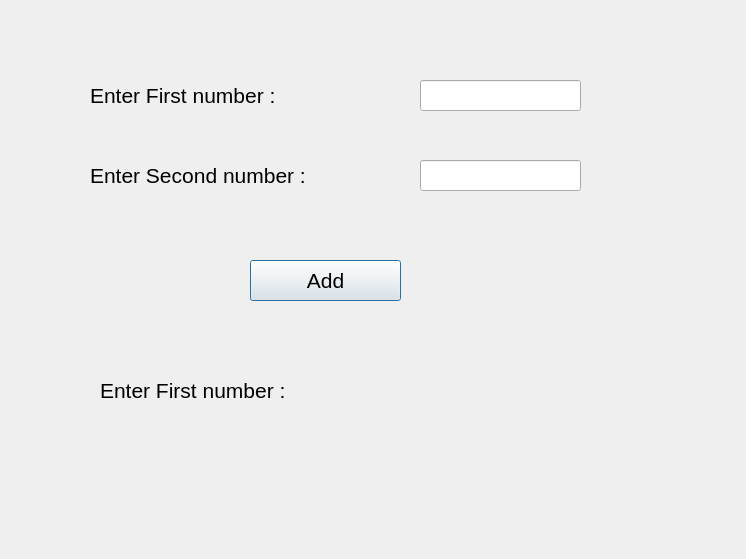
Qt form Number_addition.ui (Arnab-Riddhi/Pyqt) before a commit.
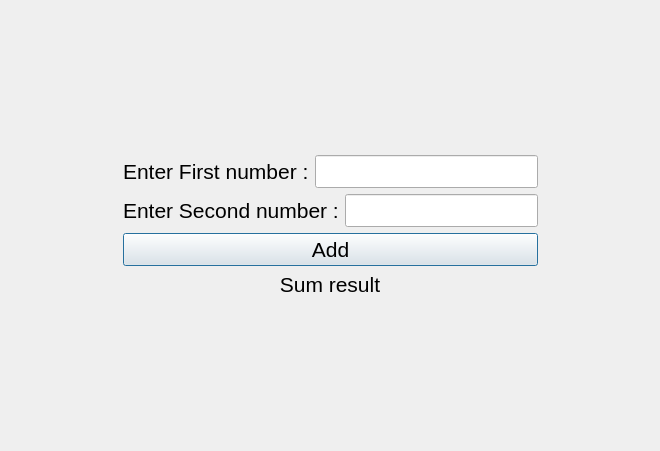
The same form after that commit.

Commit message: udpdate layout and logic

```diff
--- a/Number_addition.ui
+++ b/Number_addition.ui
@@ -6,37 +6,80 @@
    <rect>
     <x>0</x>
     <y>0</y>
-    <width>746</width>
-    <height>559</height>
+    <width>660</width>
+    <height>451</height>
    </rect>
   </property>
+  <property name="minimumSize">
+   <size>
+    <width>660</width>
+    <height>451</height>
+   </size>
+  </property>
   <property name="windowTitle">
    <string>Dialog</string>
   </property>
-  <widget class="QLineEdit" name="first_line">
-   <property name="geometry">
-    <rect>
-     <x>420</x>
-     <y>80</y>
-     <width>161</width>
-     <height>31</height>
-    </rect>
-   </property>
+  <layout class="QGridLayout" name="gridLayout_2">
+   <item row="3" column="0">
+    <spacer name="verticalSpacer_2">
+     <property name="orientation">
+      <enum>Qt::Vertical</enum>
+     </property>
+     <property name="sizeHint" stdset="0">
+      <size>
+       <width>20</width>
+       <height>40</height>
+      </size>
+     </property>
+    </spacer>
+   </item>
+   <item row="0" column="0">
+    <spacer name="verticalSpacer">
+     <property name="orientation">
+      <enum>Qt::Vertical</enum>
+     </property>
+     <property name="sizeType">
+      <enum>QSizePolicy::Expanding</enum>
+     </property>
+     <property name="sizeHint" stdset="0">
+      <size>
+       <width>20</width>
+       <height>20</height>
+      </size>
+     </property>
+    </spacer>
+   </item>
+   <item row="1" column="0">
+    <layout class="QGridLayout" name="gridLayout">
+     <item row="2" column="1">
+      <widget class="QPushButton" name="pushButton">
    <property name="font">
     <font>
      <pointsize>16</pointsize>
     </font>
    </property>
-  </widget>
+       <property name="text">
+        <string>Add</string>
+       </property>
+      </widget>
+     </item>
+     <item row="2" column="0">
+      <spacer name="horizontalSpacer">
+       <property name="orientation">
+        <enum>Qt::Horizontal</enum>
+       </property>
+       <property name="sizeHint" stdset="0">
+        <size>
+         <width>40</width>
+         <height>20</height>
+        </size>
+       </property>
+      </spacer>
+     </item>
+     <item row="0" column="1">
+      <layout class="QHBoxLayout" name="horizontalLayout">
+       <item>
   <widget class="QLabel" name="label">
-   <property name="geometry">
-    <rect>
-     <x>90</x>
-     <y>80</y>
-     <width>281</width>
-     <height>31</height>
-    </rect>
-   </property>
    <property name="font">
     <font>
      <pointsize>16</pointsize>
@@ -46,15 +89,22 @@
     <string>Enter First number :</string>
    </property>
   </widget>
+       </item>
+       <item>
+        <widget class="QLineEdit" name="first_line">
+         <property name="font">
+          <font>
+           <pointsize>16</pointsize>
+          </font>
+         </property>
+        </widget>
+       </item>
+      </layout>
+     </item>
+     <item row="1" column="1">
+      <layout class="QHBoxLayout" name="horizontalLayout_2">
+       <item>
   <widget class="QLabel" name="label_2">
-   <property name="geometry">
-    <rect>
-     <x>90</x>
-     <y>160</y>
-     <width>281</width>
-     <height>31</height>
-    </rect>
-   </property>
    <property name="font">
     <font>
      <pointsize>16</pointsize>
@@ -64,57 +114,49 @@
     <string>Enter Second number :</string>
    </property>
   </widget>
+       </item>
+       <item>
   <widget class="QLineEdit" name="second_line">
-   <property name="geometry">
-    <rect>
-     <x>420</x>
-     <y>160</y>
-     <width>161</width>
-     <height>31</height>
-    </rect>
-   </property>
    <property name="font">
     <font>
      <pointsize>16</pointsize>
     </font>
    </property>
   </widget>
-  <widget class="QPushButton" name="pushButton">
-   <property name="geometry">
-    <rect>
-     <x>250</x>
-     <y>260</y>
-     <width>151</width>
-     <height>41</height>
-    </rect>
-   </property>
-   <property name="font">
-    <font>
-     <pointsize>16</pointsize>
-    </font>
-   </property>
-   <property name="text">
-    <string>Add</string>
-   </property>
-  </widget>
+       </item>
+      </layout>
+     </item>
+     <item row="2" column="2">
+      <spacer name="horizontalSpacer_2">
+       <property name="orientation">
+        <enum>Qt::Horizontal</enum>
+       </property>
+       <property name="sizeHint" stdset="0">
+        <size>
+         <width>40</width>
+         <height>20</height>
+        </size>
+       </property>
+      </spacer>
+     </item>
+    </layout>
+   </item>
+   <item row="2" column="0">
   <widget class="QLabel" name="label_3">
-   <property name="geometry">
-    <rect>
-     <x>100</x>
-     <y>360</y>
-     <width>411</width>
-     <height>61</height>
-    </rect>
-   </property>
    <property name="font">
     <font>
      <pointsize>16</pointsize>
     </font>
    </property>
    <property name="text">
-    <string>Enter First number :</string>
-   </property>
-  </widget>
+      <string>Sum result</string>
+     </property>
+     <property name="alignment">
+      <set>Qt::AlignCenter</set>
+     </property>
+    </widget>
+   </item>
+  </layout>
  </widget>
  <resources/>
  <connections/>
```
Lines whose indentation alone changed are shown as unchanged. The commit also changes 3 other files.
